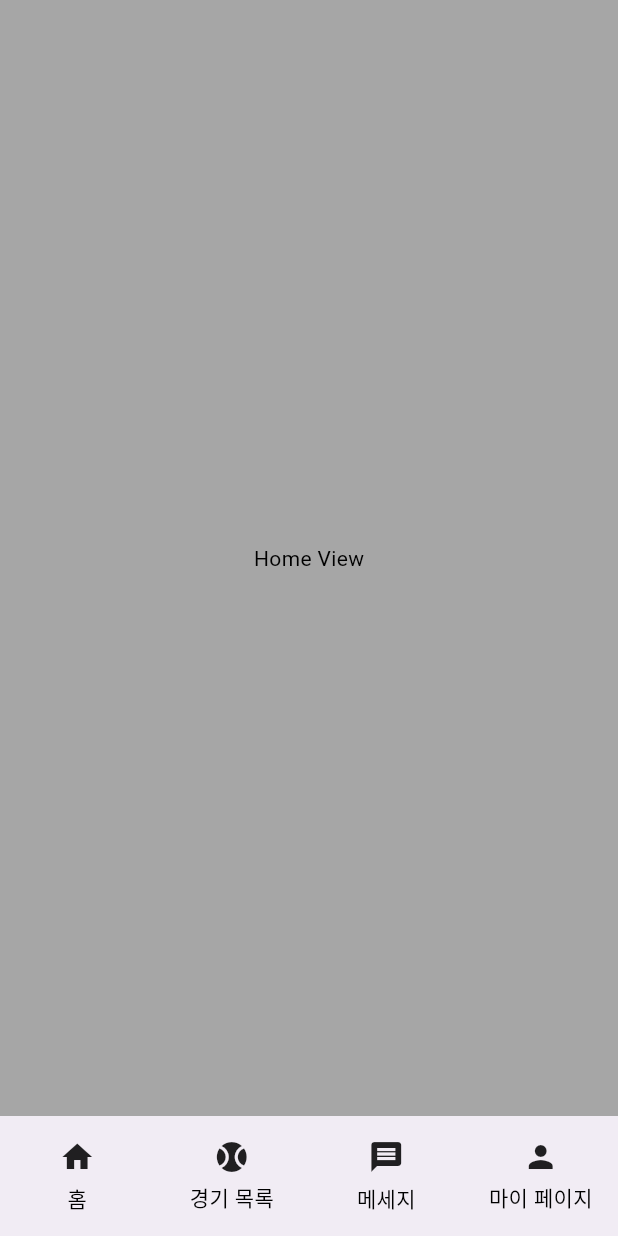
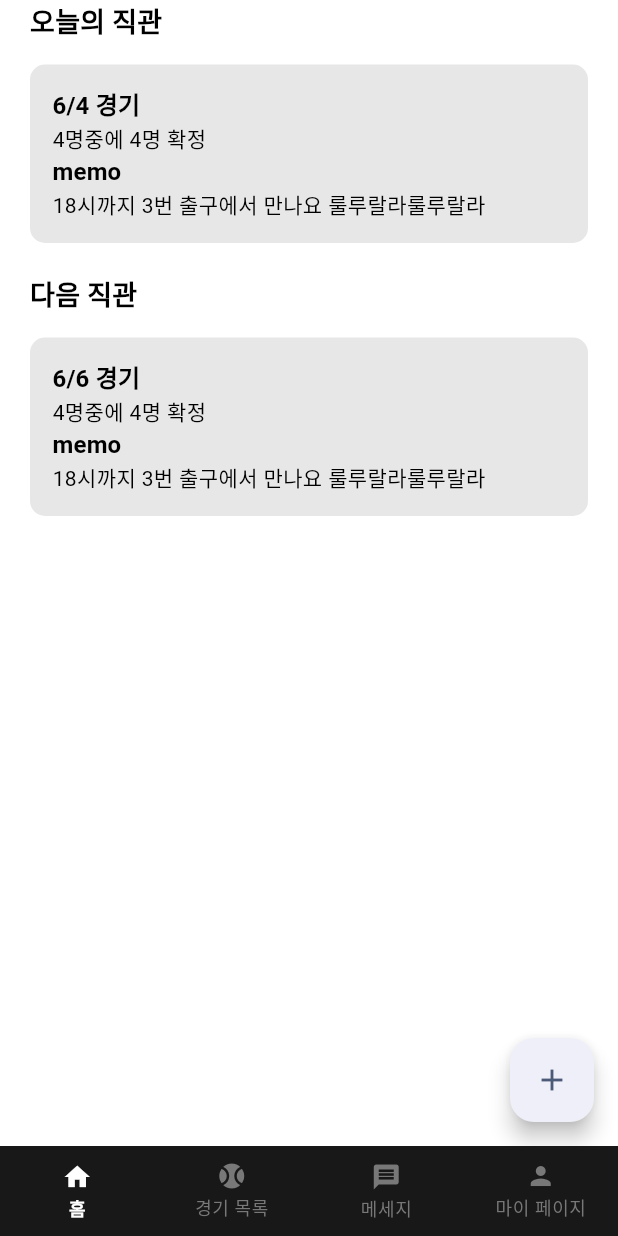
Before and after one commit to nain93/flutter_example, a Flutter app: the screen it shows after launch, on a phone screen of 412 x 824 dp. Run offline on Flutter 3.47's test engine with Material 3 defaults, Android fonts, the phone set to English and light mode, and no system bars; our stand-ins replace font_awesome_flutter, gap, go_router, hooks_riverpod.

Commit message:
feat: 홈, 메시지화면

```diff
--- a/lib/main.dart
+++ b/lib/main.dart
@@ -55,17 +55,17 @@ class _MyAppState extends ConsumerState<MyApp> {
         textTheme: const TextTheme(
           titleLarge: TextStyle(
             fontSize: 22,
-            fontWeight: FontWeight.w400,
+            fontWeight: FontWeight.bold,
             color: Colors.black,
           ),
           titleMedium: TextStyle(
             fontSize: 18,
-            fontWeight: FontWeight.w400,
+            fontWeight: FontWeight.bold,
             color: Colors.black,
           ),
           titleSmall: TextStyle(
             fontSize: 16,
-            fontWeight: FontWeight.w400,
+            fontWeight: FontWeight.bold,
             color: Colors.black,
           ),
           bodyLarge: TextStyle(
@@ -89,11 +89,14 @@ class _MyAppState extends ConsumerState<MyApp> {
             color: Colors.black,
           ),
         ),
+        scaffoldBackgroundColor: Colors.white,
         dialogBackgroundColor: Theme.of(context).colorScheme.surface,
         dividerColor: const Color(0xffe0e0e0),
         colorScheme: ColorScheme.fromSeed(
           seedColor: const Color(0xFF7772AC),
-          onPrimary: const Color(0xFF7772AC),
+          // onPrimary: const Color(0xFF7772AC),
+          primary: const Color.fromARGB(255, 24, 24, 24),
+          onPrimary: Colors.white,
           onPrimaryContainer: const Color(0xFF4B5A76),
           primaryContainer: const Color(0xFFEFEFF9),
           surface: const Color(0xFFA6A6A6),
--- a/lib/screens/home/home_view.dart
+++ b/lib/screens/home/home_view.dart
@@ -1,4 +1,7 @@
 import 'package:flutter/material.dart';
+import 'package:flutter_example/utils/router_config.dart';
+import 'package:gap/gap.dart';
+import 'package:go_router/go_router.dart';
 import 'package:hooks_riverpod/hooks_riverpod.dart';
 
 class HomeView extends StatefulHookConsumerWidget {
@@ -11,9 +14,78 @@ class HomeView extends StatefulHookConsumerWidget {
 class _HomeViewState extends ConsumerState<HomeView> {
   @override
   Widget build(BuildContext context) {
-    return const Scaffold(
-      body: Center(
-        child: Text('Home View'),
+    return Scaffold(
+      floatingActionButton: FloatingActionButton(
+        onPressed: () => context
+            .push('${GoRoutes.home.fullPath}${GoRoutes.createRoom.fullPath}'),
+        child: const Icon(Icons.add),
+      ),
+      body: SafeArea(
+        child: SingleChildScrollView(
+          padding: const EdgeInsets.symmetric(horizontal: 20),
+          child: Column(
+            crossAxisAlignment: CrossAxisAlignment.start,
+            children: [
+              Text(
+                '오늘의 직관',
+                style: Theme.of(context).textTheme.titleMedium,
+              ),
+              const Gap(15),
+              Container(
+                padding: const EdgeInsets.all(15),
+                width: double.infinity,
+                decoration: BoxDecoration(
+                  color: Theme.of(context).colorScheme.primary.withOpacity(0.1),
+                  borderRadius: BorderRadius.circular(10),
+                ),
+                child: Column(
+                  crossAxisAlignment: CrossAxisAlignment.start,
+                  children: [
+                    Text(
+                      '6/4 경기',
+                      style: Theme.of(context).textTheme.titleSmall,
+                    ),
+                    const Text('4명중에 4명 확정'),
+                    Text(
+                      'memo',
+                      style: Theme.of(context).textTheme.titleSmall,
+                    ),
+                    const Text('18시까지 3번 출구에서 만나요 룰루랄라룰루랄라'),
+                  ],
+                ),
+              ),
+              const Gap(20),
+              Text(
+                '다음 직관',
+                style: Theme.of(context).textTheme.titleMedium,
+              ),
+              const Gap(15),
+              Container(
+                padding: const EdgeInsets.all(15),
+                width: double.infinity,
+                decoration: BoxDecoration(
+                  color: Theme.of(context).colorScheme.primary.withOpacity(0.1),
+                  borderRadius: BorderRadius.circular(10),
+                ),
+                child: Column(
+                  crossAxisAlignment: CrossAxisAlignment.start,
+                  children: [
+                    Text(
+                      '6/6 경기',
+                      style: Theme.of(context).textTheme.titleSmall,
+                    ),
+                    const Text('4명중에 4명 확정'),
+                    Text(
+                      'memo',
+                      style: Theme.of(context).textTheme.titleSmall,
+                    ),
+                    const Text('18시까지 3번 출구에서 만나요 룰루랄라룰루랄라'),
+                  ],
+                ),
+              ),
+            ],
+          ),
+        ),
       ),
     );
   }
--- a/lib/utils/router_config.dart
+++ b/lib/utils/router_config.dart
@@ -1,6 +1,8 @@
 import 'package:flutter/material.dart';
+import 'package:flutter_example/screens/home/create_room_view.dart';
 import 'package:flutter_example/screens/home/home_view.dart';
 import 'package:flutter_example/screens/match_list/match_list_view.dart';
+import 'package:flutter_example/screens/message/chat_room_view.dart';
 import 'package:flutter_example/screens/message/message_view.dart';
 import 'package:flutter_example/screens/my/my_view.dart';
 import 'package:flutter_example/widgets/main_bottom_tab.dart';
@@ -15,6 +17,8 @@ enum GoRoutes {
   matchList,
   message,
   my,
+  createRoom,
+  chatRoom,
 }
 
 extension GoRoutesName on GoRoutes {
@@ -98,7 +102,20 @@ final routeProvider = Provider(
                   child: const HomeView(),
                 );
               },
+              routes: [
+                GoRoute(
+                  parentNavigatorKey: rootNavigatorKey,
+                  name: GoRoutes.createRoom.name,
+                  path: GoRoutes.createRoom.path,
+                  pageBuilder: (context, state) {
+                    return buildIosPageTransitions<void>(
+                      context: context,
+                      state: state,
+                      child: const CreateRoomView(),
+                    );
+                  },
                 ),
+              ]),
           GoRoute(
             name: GoRoutes.matchList.name,
             path: GoRoutes.matchList.fullPath,
@@ -120,7 +137,20 @@ final routeProvider = Provider(
                   child: const MessageView(),
                 );
               },
+              routes: [
+                GoRoute(
+                  parentNavigatorKey: rootNavigatorKey,
+                  name: GoRoutes.chatRoom.name,
+                  path: GoRoutes.chatRoom.path,
+                  pageBuilder: (context, state) {
+                    return buildIosPageTransitions<void>(
+                      context: context,
+                      state: state,
+                      child: const ChatRoomView(),
+                    );
+                  },
                 ),
+              ]),
           GoRoute(
             name: GoRoutes.my.name,
             path: GoRoutes.my.fullPath,
--- a/lib/widgets/button.dart
+++ b/lib/widgets/button.dart
@@ -83,7 +83,7 @@ class Button extends StatelessWidget {
                 ? _renderLoading(context)
                 : Text(
                     text!,
-                    style: Theme.of(context).textTheme.titleMedium!.merge(
+                    style: Theme.of(context).textTheme.titleSmall!.merge(
                           TextStyle(color: color, fontWeight: fontWeight)
                               .merge(textStyle),
                         ),
@@ -105,7 +105,7 @@ class Button extends StatelessWidget {
       autofocus: autofocus,
       style: ElevatedButton.styleFrom(
         backgroundColor:
-            backgroundColor ?? Theme.of(context).colorScheme.onPrimary,
+            backgroundColor ?? Theme.of(context).colorScheme.primary,
         padding: padding,
         fixedSize: Size(width ?? double.infinity, height),
         textStyle: TextStyle(color: color, fontWeight: FontWeight.w600)
--- a/lib/widgets/main_bottom_tab.dart
+++ b/lib/widgets/main_bottom_tab.dart
@@ -21,7 +21,7 @@ class BottomNavigationListType {
     required this.icon,
   });
   final String text;
-  final Widget icon;
+  final IconData icon;
 }
 
 class _MainBottomTabState extends ConsumerState<MainBottomTab> {
@@ -29,19 +29,19 @@ class _MainBottomTabState extends ConsumerState<MainBottomTab> {
   List<BottomNavigationListType> tabList = [
     const BottomNavigationListType(
       text: '홈',
-      icon: Icon(Icons.home),
+      icon: Icons.home,
     ),
     const BottomNavigationListType(
       text: '경기 목록',
-      icon: Icon(Icons.sports_baseball),
+      icon: Icons.sports_baseball,
     ),
     const BottomNavigationListType(
       text: '메세지',
-      icon: Icon(Icons.message),
+      icon: Icons.message,
     ),
     const BottomNavigationListType(
       text: '마이 페이지',
-      icon: Icon(Icons.person),
+      icon: Icons.person,
     ),
   ];
 
@@ -73,8 +73,9 @@ class _MainBottomTabState extends ConsumerState<MainBottomTab> {
       bottomNavigationBar: BottomAppBar(
         // surfaceTintColor: Colors.transparent,
         padding: const EdgeInsets.all(0),
+        color: Theme.of(context).colorScheme.primary,
         elevation: 0,
-
+        height: 60,
         child: Row(
           children: tabList.map((tab) {
             var index = tabList.indexOf(tab);
@@ -84,9 +85,25 @@ class _MainBottomTabState extends ConsumerState<MainBottomTab> {
                 child: Column(
                   mainAxisAlignment: MainAxisAlignment.center,
                   children: [
-                    tab.icon,
-                    const Gap(5),
-                    Text(tab.text),
+                    Icon(
+                      tab.icon,
+                      size: 20,
+                      color: currentIndex == index
+                          ? Theme.of(context).colorScheme.onPrimary
+                          : Theme.of(context).colorScheme.onSecondary,
+                    ),
+                    const Gap(3),
+                    Text(
+                      tab.text,
+                      style: Theme.of(context).textTheme.bodySmall?.copyWith(
+                            color: currentIndex == index
+                                ? Theme.of(context).colorScheme.onPrimary
+                                : Theme.of(context).colorScheme.onSecondary,
+                            fontWeight: currentIndex == index
+                                ? FontWeight.bold
+                                : FontWeight.normal,
+                          ),
+                    ),
                   ],
                 ),
               ),
--- a/pubspec.yaml
+++ b/pubspec.yaml
@@ -45,6 +45,7 @@ dependencies:
   hooks_riverpod: ^2.5.1
   riverpod_annotation: ^2.3.5
   gap: ^3.0.1
+  font_awesome_flutter: ^10.7.0
 
 dev_dependencies:
   flutter_test:
```
Also changed, not shown: lib/screens/home/create_room_view.dart (added, +27 -0 lines), lib/screens/match_list/match_list_view.dart (+5 -7 lines), lib/screens/message/chat_room_view.dart (added, +27 -0 lines), lib/screens/message/message_view.dart (+10 -3 lines), lib/screens/message/widgets/chat_tile.dart (added, +71 -0 lines), lib/widgets/app_bar.dart (added, +79 -0 lines), pubspec.lock. Lines whose indentation alone changed are shown as unchanged.
